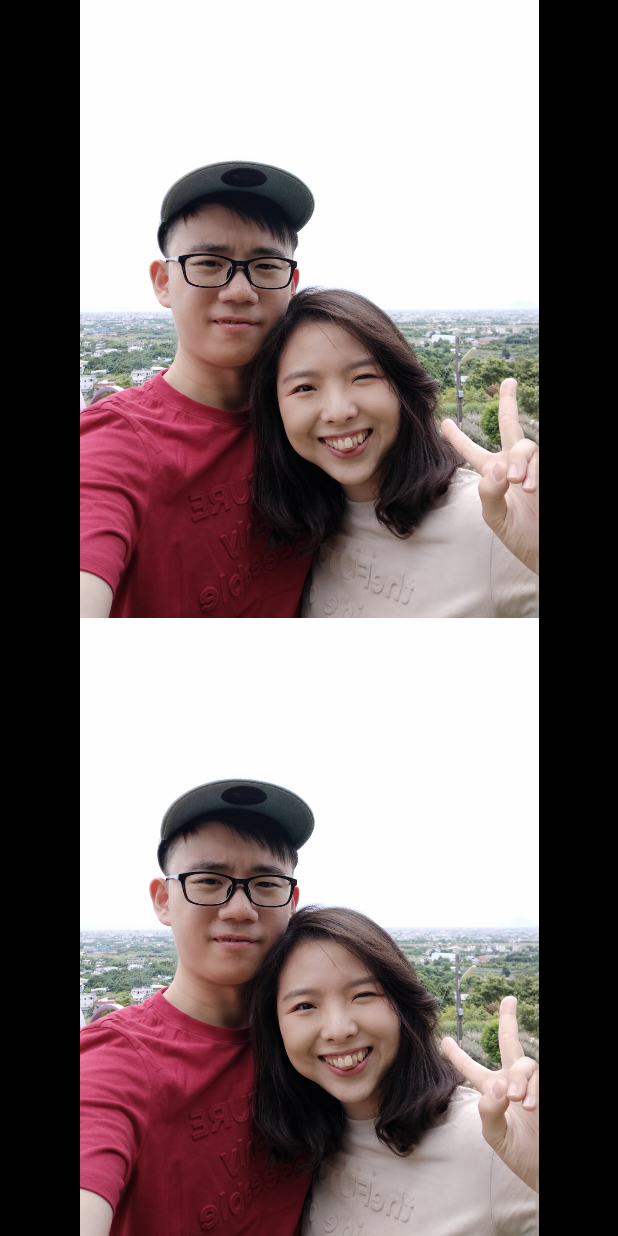
After one commit to lchuang8211/nickWedding, an Android app: the PictureActivity screen opened directly, with no data from a screen before it, on a phone screen of 412 x 824 dp. The commit adds this screen. Run offline under Robolectric (Android 15) with nearby library versions, the phone set to English and light mode, and no system bars; our stand-ins replace RxJava, Timber, data binding.

Commit message:
新增 照片輪播

```diff
--- a/app/src/main/AndroidManifest.xml
+++ b/app/src/main/AndroidManifest.xml
@@ -35,6 +35,9 @@
         android:theme="@style/FullScreen">
         </activity>
 
+        <activity android:name=".picture.PictureActivity"
+            android:theme="@style/FullScreen">
+        </activity>
     </application>
 
 </manifest>
--- a/app/src/main/java/com/nick/wedding/merryme/MerryMeActivity.kt
+++ b/app/src/main/java/com/nick/wedding/merryme/MerryMeActivity.kt
@@ -2,6 +2,7 @@ package com.nick.wedding.merryme
 
 import android.animation.AnimatorSet
 import android.animation.ObjectAnimator
+import android.content.Intent
 import android.graphics.Rect
 import android.media.MediaPlayer
 import android.os.Build
@@ -26,6 +27,7 @@ import com.nick.wedding.databinding.LayoutPopupwindowExchangeCheckBinding
 import com.nick.wedding.merryme.recyclerview.ExchangeAdapter
 import com.nick.wedding.merryme.recyclerview.ExchangeRecordAdapter
 import com.nick.wedding.merryme.recyclerview.OutSignDateAdapter
+import com.nick.wedding.picture.PictureActivity
 import io.reactivex.rxjava3.android.schedulers.AndroidSchedulers
 import io.reactivex.rxjava3.core.Observable
 import io.reactivex.rxjava3.schedulers.Schedulers
@@ -320,6 +322,10 @@ class MerryMeActivity : BaseActivity() , ExchangeAdapter.ExchangeListener{
             smallPoAnimation(true)
         }
 
+        binding.ivDinosaur.setOnClickListener {
+            startActivity(Intent(this, PictureActivity::class.java))
+        }
+
         /** 月曆區 popupwindow */
         popupWindowBinding.btnSignIn.setOnClickListener {
             androidViewModel.signToday()
--- /dev/null
+++ b/app/src/main/java/com/nick/wedding/picture/PictureActivity.kt
@@ -0,0 +1,60 @@
+package com.nick.wedding.picture
+
+import android.os.Bundle
+import androidx.databinding.DataBindingComponent
+import androidx.databinding.DataBindingUtil
+import androidx.databinding.ViewDataBinding
+import androidx.lifecycle.AndroidViewModel
+import androidx.lifecycle.ViewModelProvider
+import androidx.recyclerview.widget.LinearLayoutManager
+import androidx.recyclerview.widget.RecyclerView
+import com.example.demovm.support.textBanner.SpeedyLinearLayoutManager
+import com.example.demovm.support.textBanner.StartSnapHelper
+import com.nick.wedding.R
+import com.nick.wedding.base.BaseActivity
+import com.nick.wedding.base.BaseViewModel
+import com.nick.wedding.databinding.ActivityPictureBinding
+import com.nick.wedding.picture.adapter.AutoPicture
+import com.nick.wedding.picture.adapter.PictureAdapter
+
+class PictureActivity : BaseActivity() {
+
+    override lateinit var viewModel: BaseViewModel
+
+    override lateinit var binding: ActivityPictureBinding
+
+    lateinit var androidViewModel: PictureViewModel
+
+    val picList = mutableListOf<Int>()
+
+    override fun onCreate(savedInstanceState: Bundle?) {
+        super.onCreate(savedInstanceState)
+        binding = DataBindingUtil.setContentView(this, R.layout.activity_picture)
+        androidViewModel = ViewModelProvider(this).get(PictureViewModel::class.java)
+
+        initData()
+        initRecyclerView()
+    }
+
+    private fun initData() {
+
+        picList.add(R.drawable.picbanner1)
+        picList.add(R.drawable.picbanner2)
+        picList.add(R.drawable.picbanner3)
+
+    }
+
+    private fun initRecyclerView() {
+        val adapter = PictureAdapter(androidViewModel)
+        binding.rvPicture.layoutManager = LinearLayoutManager(this, LinearLayoutManager.HORIZONTAL, false)
+        binding.rvPicture.adapter = adapter
+        adapter.submit(picList)
+//        SpeedyLinearLayoutManager
+        binding.autoPicture.adapter = AutoPicture().apply {
+            this.submit(picList)
+        }
+        binding.autoPicture.layoutManager = SpeedyLinearLayoutManager(this, RecyclerView.HORIZONTAL, false)
+        StartSnapHelper().attachToRecyclerView(binding.autoPicture)
+        binding.autoPicture.start()
+    }
+}
--- /dev/null
+++ b/app/src/main/java/com/nick/wedding/picture/PictureViewModel.kt
@@ -0,0 +1,10 @@
+package com.nick.wedding.picture
+
+import android.app.Application
+import androidx.lifecycle.AndroidViewModel
+
+class PictureViewModel(application: Application) : AndroidViewModel(application) {
+
+
+
+}
--- /dev/null
+++ b/app/src/main/java/com/nick/wedding/picture/adapter/AutoPicture.kt
@@ -0,0 +1,58 @@
+package com.nick.wedding.picture.adapter
+
+import android.view.LayoutInflater
+import android.view.ViewGroup
+import androidx.recyclerview.widget.DiffUtil
+import androidx.recyclerview.widget.ListAdapter
+import androidx.recyclerview.widget.RecyclerView
+import com.nick.wedding.databinding.ItemPictureListBinding
+import com.nick.wedding.databinding.TextBannerBinding
+
+class AutoPicture() : ListAdapter<String, PictureBannerViewHolder>(BannerDiffCallBack()) {
+
+    var data = listOf<Int>()
+    override fun getItemCount(): Int {
+        return Integer.MAX_VALUE
+        // Int.MAX_VALUE
+    }
+
+    override fun onCreateViewHolder(parent: ViewGroup, viewType: Int): PictureBannerViewHolder {
+        return PictureBannerViewHolder.from(parent)
+    }
+
+    override fun onBindViewHolder(holder: PictureBannerViewHolder, position: Int) {
+        if (data.size > 0) {
+            holder.bind(data[position % data.size])
+        }
+    }
+
+    fun submit(list: List<Int>) {
+        this.data = list
+        notifyDataSetChanged()
+    }
+}
+
+
+class BannerDiffCallBack : DiffUtil.ItemCallback<String>() {
+    override fun areItemsTheSame(oldItem: String, newItem: String): Boolean {
+        return oldItem == newItem
+    }
+
+    override fun areContentsTheSame(oldItem: String, newItem: String): Boolean {
+        return oldItem == newItem
+    }
+}
+
+class PictureBannerViewHolder constructor(var binding: ItemPictureListBinding) : RecyclerView.ViewHolder(binding.root){
+    companion object{
+        fun from(parent: ViewGroup): PictureBannerViewHolder{
+            val layoutInflater = LayoutInflater.from(parent.context)
+            val binding = ItemPictureListBinding.inflate(layoutInflater,parent,false)
+            return PictureBannerViewHolder(binding)
+        }
+
+    }
+    fun bind(item: Int){
+        binding.ivPicture.setImageResource(item)
+    }
+}
--- /dev/null
+++ b/app/src/main/java/com/nick/wedding/picture/adapter/AutoPictureBannerRecyclerView.kt
@@ -0,0 +1,89 @@
+package com.example.demovm.support.textBanner
+
+import android.content.Context
+import android.util.AttributeSet
+import android.view.MotionEvent
+import androidx.core.view.get
+import androidx.recyclerview.widget.RecyclerView
+import com.nick.wedding.picture.adapter.AutoPicture
+import timber.log.Timber
+import java.lang.ref.WeakReference
+
+//透過 RecyclerView 實現文字跑馬燈
+//文字自動跑馬燈
+class AutoPictureBannerRecyclerView(context: Context, attrs: AttributeSet?) : RecyclerView(context, attrs) {
+
+    var autoBannerTask: AutoBannerTask
+
+    init {
+        autoBannerTask = AutoBannerTask(this)
+    }
+
+    companion object {
+        // 移動速度 每幾毫秒移動一次
+        private const val TIME_AUTO_BANNER: Long = 3000
+
+    }
+
+    private var running = false   // 標記是否正在自動跑馬燈
+    private var canRun = false
+
+    class AutoBannerTask(reference: AutoPictureBannerRecyclerView) : Runnable {
+
+        var number = 0
+        private var mReference: WeakReference<AutoPictureBannerRecyclerView>
+
+        init {
+            mReference = WeakReference<AutoPictureBannerRecyclerView>(reference)
+        }
+
+        override fun run() {
+            val recyclerView: AutoPictureBannerRecyclerView
+            recyclerView = mReference?.get()!!
+            if (recyclerView != null && recyclerView.running && recyclerView.canRun) {
+                var scroll = true
+                // 每次移動幾像素
+
+                recyclerView.smoothScrollBy( recyclerView.getChildAt(0).width , 0)
+                recyclerView.postDelayed(recyclerView.autoBannerTask, TIME_AUTO_BANNER)
+
+                recyclerView.addOnScrollListener(object : RecyclerView.OnScrollListener() {
+                    override fun onScrollStateChanged(recyclerView: RecyclerView, newState: Int) {
+                        super.onScrollStateChanged(recyclerView, newState)
+                        when (newState) {
+                            0 -> { //SCROLL_STATE_IDLE
+
+                            }
+                            1, 2 -> { //1: SCROLL_STATE_DRAGGING 2: SCROLL_STATE_SETTLING
+                                recyclerView.smoothScrollBy(0, 0);
+                            }
+                        }
+                    }
+                })
+
+            }
+        }
+    }
+
+    fun start() {
+        if (running) stop()
+        canRun = true
+        running = true
+        postDelayed(
+            autoBannerTask,
+            TIME_AUTO_BANNER
+        )
+    }
+
+    fun stop() {
+        running = false
+        removeCallbacks(autoBannerTask)
+    }
+
+    // 關閉觸碰事件
+    override fun onInterceptTouchEvent(e: MotionEvent): Boolean {
+        return false
+    }
+
+
+}
--- /dev/null
+++ b/app/src/main/java/com/nick/wedding/picture/adapter/PictureAdapter.kt
@@ -0,0 +1,58 @@
+package com.nick.wedding.picture.adapter
+
+import android.view.LayoutInflater
+import android.view.ViewGroup
+import androidx.recyclerview.widget.RecyclerView
+import com.nick.wedding.R
+import com.nick.wedding.databinding.ItemExchangeListBinding
+import com.nick.wedding.databinding.ItemPictureListBinding
+import com.nick.wedding.merryme.MerryMeViewModel
+import com.nick.wedding.picture.PictureViewModel
+import com.nick.wedding.surpport.ExchangeManager
+
+class PictureAdapter(val viewModel: PictureViewModel) : RecyclerView.Adapter<PictureAdapter.pictureHolder>()  {
+
+    var data = listOf<Int>()
+    var page = 0
+    var myCall: PictureListener ?= null
+
+    interface PictureListener {
+        fun onFuctionListener(title: String, price: Int)
+    }
+
+    fun setListener(listener: PictureListener){
+        this.myCall = listener
+
+    }
+
+    override fun onCreateViewHolder(parent: ViewGroup, viewType: Int): PictureAdapter.pictureHolder {
+        //載入項目模板
+        val inflater = LayoutInflater.from(parent.context)
+        val example = ItemPictureListBinding.inflate(inflater, parent, false)
+
+        return pictureHolder(example)
+    }
+
+    override fun getItemCount(): Int = data.size
+
+    override fun onBindViewHolder(holder: PictureAdapter.pictureHolder, position: Int) {
+        holder.bind(data[position], viewModel)
+    }
+
+    fun submit(data: List<Int>) {
+        this.data = data
+        notifyDataSetChanged()
+    }
+
+
+    inner class pictureHolder(val binding: ItemPictureListBinding) :
+        RecyclerView.ViewHolder(binding.root){
+
+        fun bind(item: Int, viewModel: PictureViewModel) {
+            binding.ivPicture.setImageResource(item)
+        }
+    }
+}
+/**
+ * 使用了 DiffUtil ，有興趣可以自行理解
+ */
--- a/app/src/main/java/com/nick/wedding/textBanner/SpeedyLinearLayoutManager.kt
+++ b/app/src/main/java/com/nick/wedding/textBanner/SpeedyLinearLayoutManager.kt
@@ -18,7 +18,7 @@ class SpeedyLinearLayoutManager : LinearLayoutManager {
          * 原生系統 default is 25f (bigger = slower)
          * 目前自訂 1000f
          * */
-        private const val MILLISECONDS_PER_INCH = 1000f //default is 25f (bigger = slower)
+        private const val MILLISECONDS_PER_INCH = 100f //default is 25f (bigger = slower)
     }
 
     constructor(context: Context?) : super(context) {}
--- a/app/src/main/res/layout/activity_merry_me.xml
+++ b/app/src/main/res/layout/activity_merry_me.xml
@@ -101,7 +101,7 @@
             app:layout_constraintBottom_toBottomOf="@+id/ivWhiteBack"/>
 
         <ImageView
-            android:id="@+id/ivSun"
+            android:id="@+id/ivDinosaur"
             android:layout_width="82dp"
             android:layout_height="70dp"
             android:layout_marginTop="485dp"
--- /dev/null
+++ b/app/src/main/res/layout/activity_picture.xml
@@ -0,0 +1,26 @@
+<?xml version="1.0" encoding="utf-8"?>
+<layout xmlns:android="http://schemas.android.com/apk/res/android"
+    xmlns:app="http://schemas.android.com/apk/res-auto"
+    xmlns:tools="http://schemas.android.com/tools">
+
+    <LinearLayout
+        android:layout_width="match_parent"
+        android:layout_height="match_parent"
+        android:background="@color/white"
+        android:orientation="vertical">
+
+        <com.example.demovm.support.textBanner.AutoPictureBannerRecyclerView
+            android:id="@+id/autoPicture"
+            android:layout_width="match_parent"
+            android:layout_height="match_parent"
+            android:layout_weight="1" />
+
+        <androidx.recyclerview.widget.RecyclerView
+            android:id="@+id/rvPicture"
+            android:layout_width="match_parent"
+            android:layout_height="match_parent"
+            android:layout_weight="1" />
+
+    </LinearLayout>
+
+</layout>
--- /dev/null
+++ b/app/src/main/res/layout/item_picture_list.xml
@@ -0,0 +1,20 @@
+<?xml version="1.0" encoding="utf-8"?>
+<layout xmlns:android="http://schemas.android.com/apk/res/android"
+    xmlns:app="http://schemas.android.com/apk/res-auto">
+
+    <LinearLayout
+        android:id="@+id/ll_item"
+        android:layout_width="match_parent"
+        android:layout_height="match_parent"
+        android:gravity="center">
+
+        <ImageView
+            android:id="@+id/ivPicture"
+            android:background="@color/black"
+            android:layout_width="match_parent"
+            android:layout_height="match_parent"
+            android:scaleType="centerInside"/>
+
+    </LinearLayout>
+
+</layout>
```
Also changed, not shown: app/src/main/res/drawable/mkk.jpg (deleted), app/src/main/res/drawable/mkk_or.jpg (deleted), app/src/main/res/drawable/mkk_or.webp (added), app/src/main/res/drawable/picbanner1.jpg (added), app/src/main/res/drawable/picbanner2.jpg (added), app/src/main/res/drawable/picbanner3.jpg (added).
